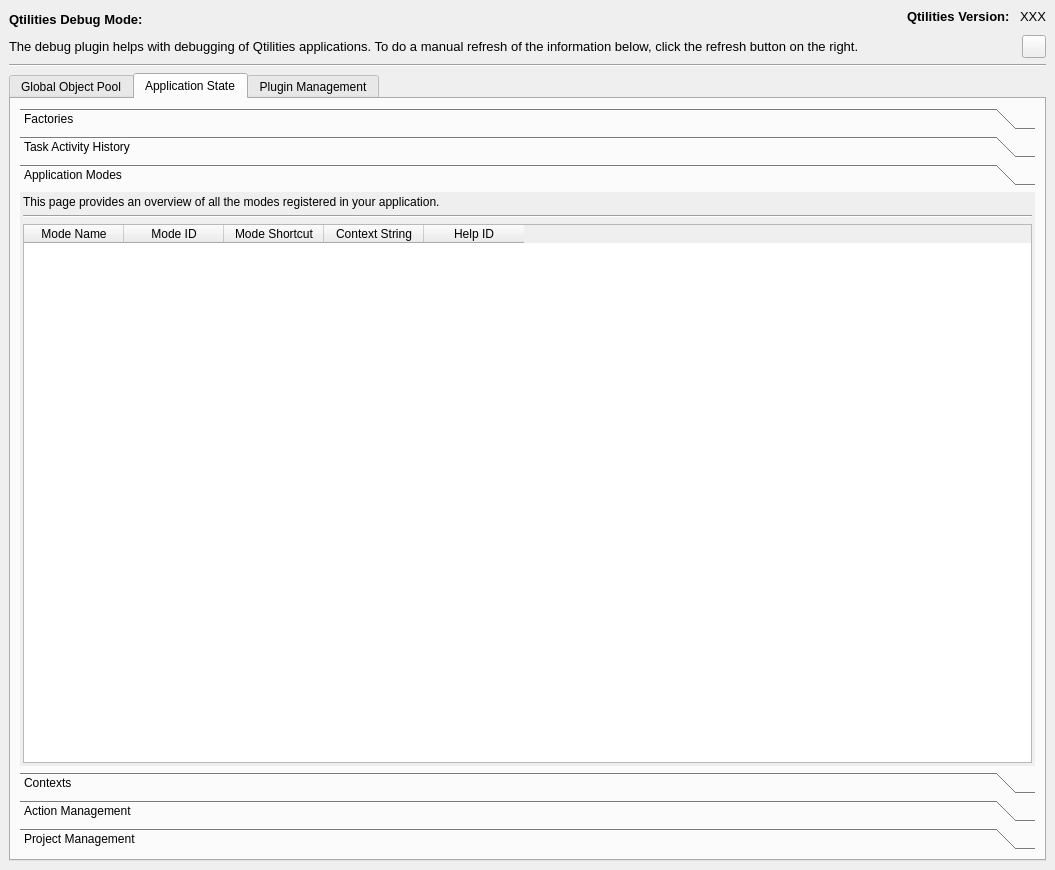
Qt form src/Testing/source/DebugWidget.ui (JPNaude/Qtilities) before a commit.
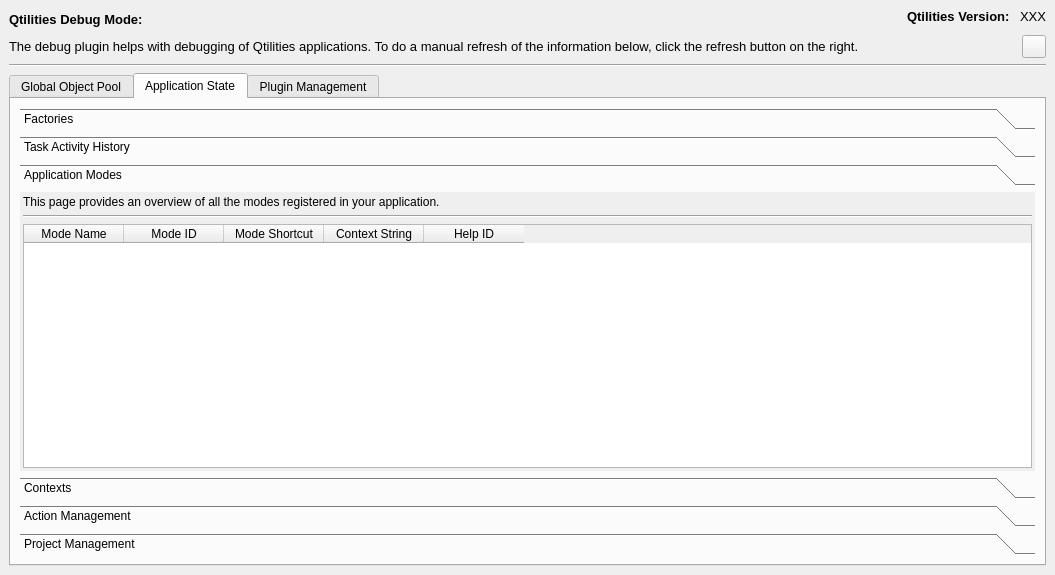
The same form after that commit. The open tabs and pages were chosen to show the change.

The edit to the form file:
```diff
--- a/src/Testing/source/DebugWidget.ui
+++ b/src/Testing/source/DebugWidget.ui
@@ -7,7 +7,7 @@
     <x>0</x>
     <y>0</y>
     <width>1055</width>
-    <height>870</height>
+    <height>575</height>
    </rect>
   </property>
   <property name="windowTitle">
@@ -430,8 +430,8 @@
             <rect>
              <x>0</x>
              <y>0</y>
-             <width>98</width>
-             <height>278</height>
+             <width>83</width>
+             <height>304</height>
             </rect>
            </property>
            <attribute name="label">
```
Left out of the diff: 4 changed lines with no effect on the pictures.
